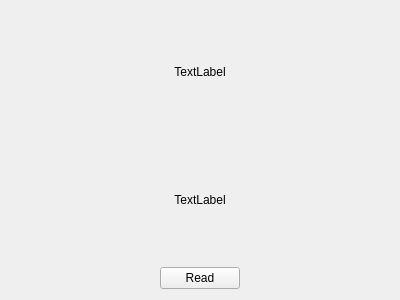
Old version of the form QLinReadByID/linreadbyid.ui in the repository pr4u4t/automatron3000.
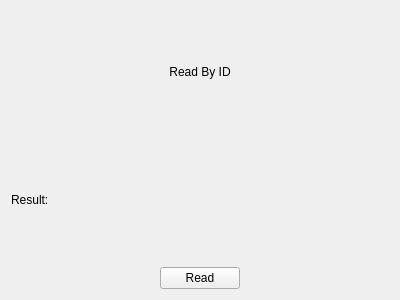
New version of the form.

```diff
--- a/QLinReadByID/linreadbyid.ui
+++ b/QLinReadByID/linreadbyid.ui
@@ -17,22 +17,33 @@
    <item>
     <widget class="QLabel" name="title">
      <property name="text">
-      <string>TextLabel</string>
+      <string>Read By ID</string>
      </property>
      <property name="alignment">
       <set>Qt::AlignCenter</set>
+     </property>
+    </widget>
+   </item>
+   <item>
+    <layout class="QHBoxLayout" name="horizontalLayout_2">
+     <item>
+      <widget class="QLabel" name="label">
+       <property name="text">
+        <string>Result:</string>
      </property>
     </widget>
    </item>
    <item>
     <widget class="QLabel" name="result">
      <property name="text">
-      <string>TextLabel</string>
+        <string/>
      </property>
      <property name="alignment">
       <set>Qt::AlignCenter</set>
      </property>
     </widget>
+     </item>
+    </layout>
    </item>
    <item>
     <layout class="QHBoxLayout" name="horizontalLayout">
```
Lines whose indentation alone changed are shown as unchanged.
